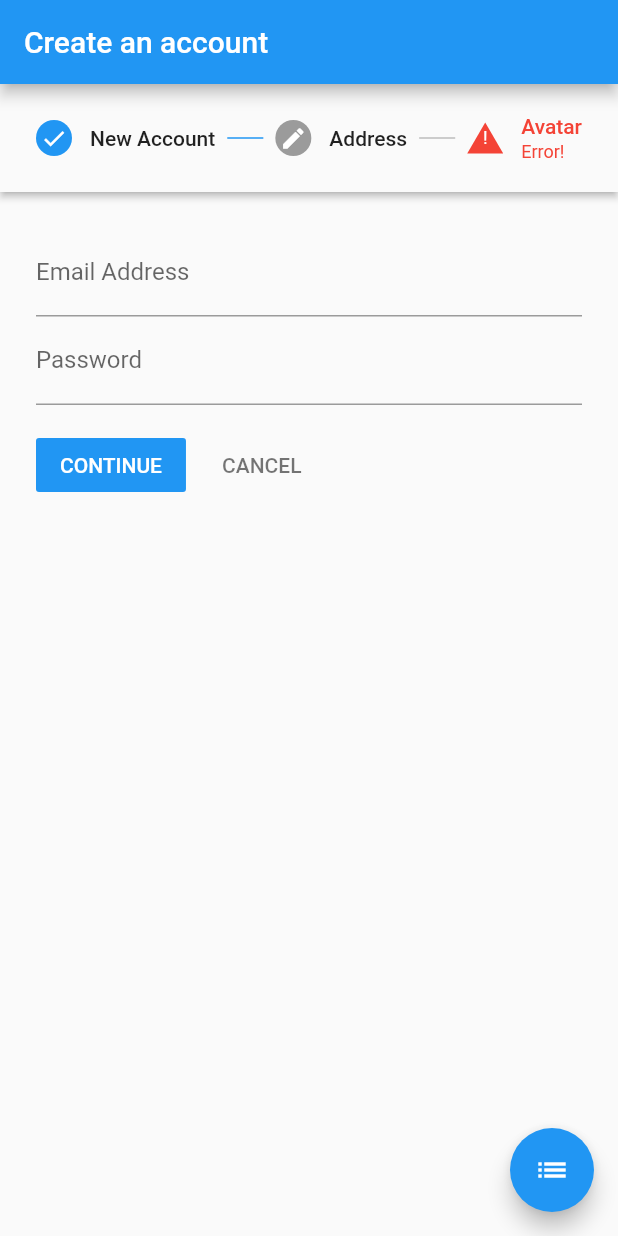
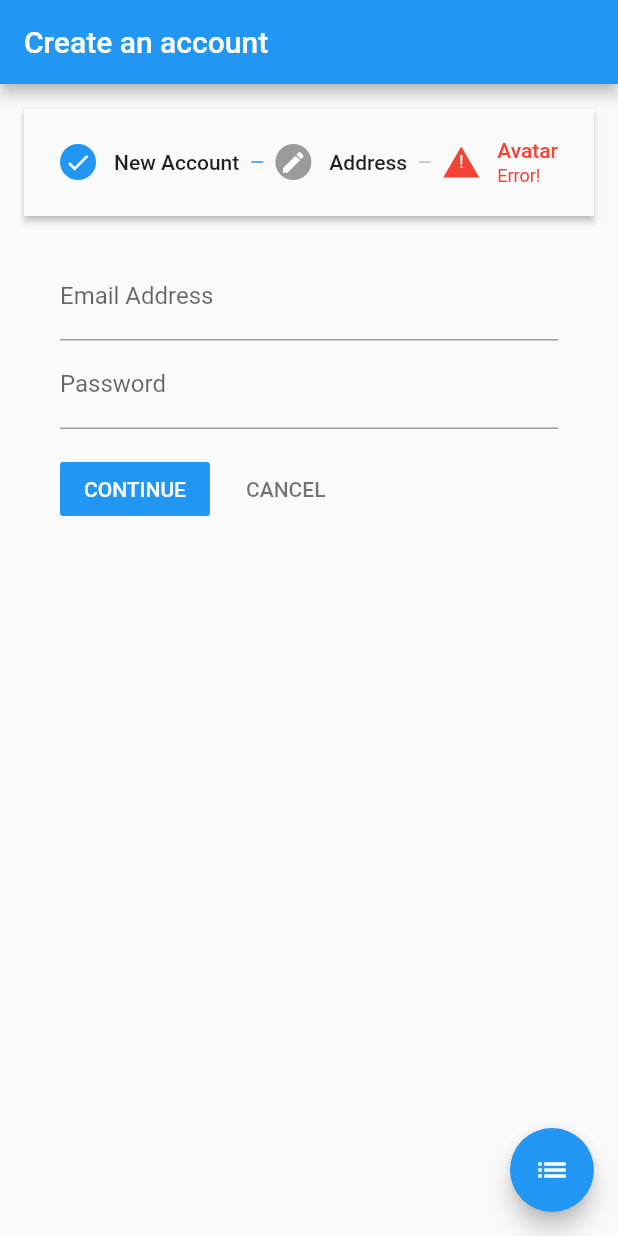
Before and after one commit to SushritPasupuleti/flutter-guided-forms, a Flutter app: the screen it shows after launch, on a phone screen of 412 x 824 dp. Run offline on Flutter 3.47's test engine with Material 2 defaults, Android fonts, the phone set to English and light mode, and no system bars.

Commit message:
Add SafeArea

```diff
--- a/flutter_guided_forms/lib/screens/account_screen.dart
+++ b/flutter_guided_forms/lib/screens/account_screen.dart
@@ -81,13 +81,13 @@ class _AccountPageState extends State<AccountPage> {
 
   @override
   Widget build(BuildContext context) {
-
-
     return new Scaffold(
       appBar: AppBar(
         title: Text('Create an account'),
       ),
-      body: Column(
+      body: SafeArea(
+        minimum: const EdgeInsets.all(16.0),
+        child: Column(
           children: <Widget>[
             complete
                 ? Expanded(
@@ -120,6 +120,7 @@ class _AccountPageState extends State<AccountPage> {
                   ),
           ],
         ),
+      ),
       floatingActionButton: FloatingActionButton(
         child: Icon(Icons.list),
         onPressed: switchStepType,
```
Lines whose indentation alone changed are shown as unchanged.
